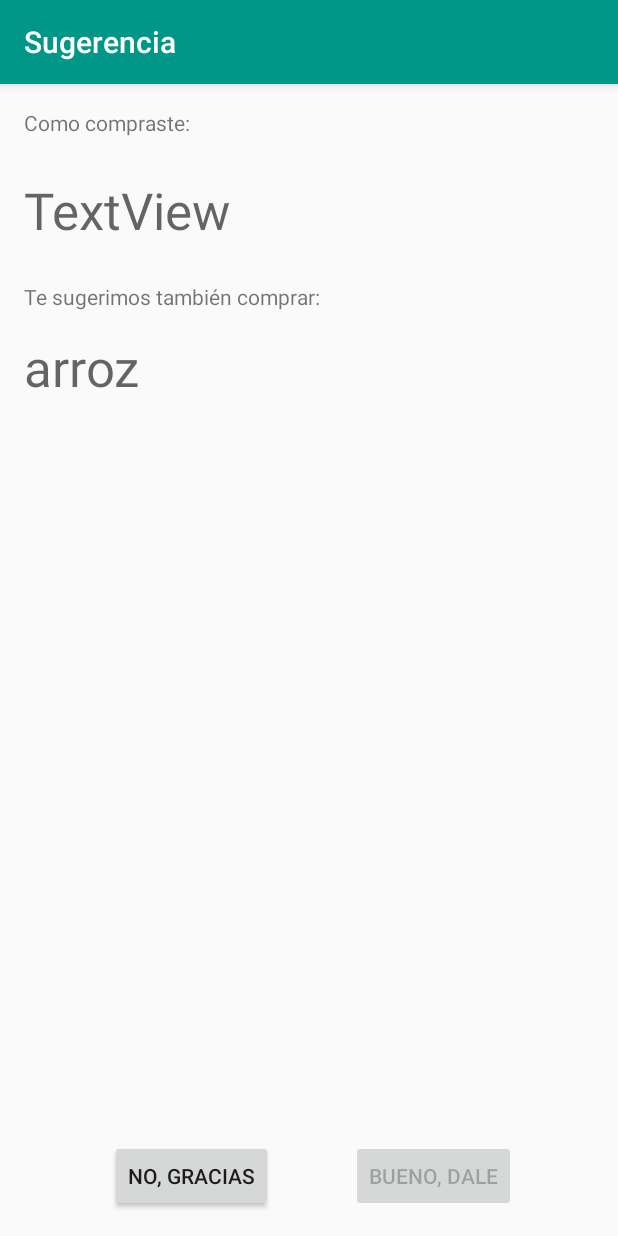
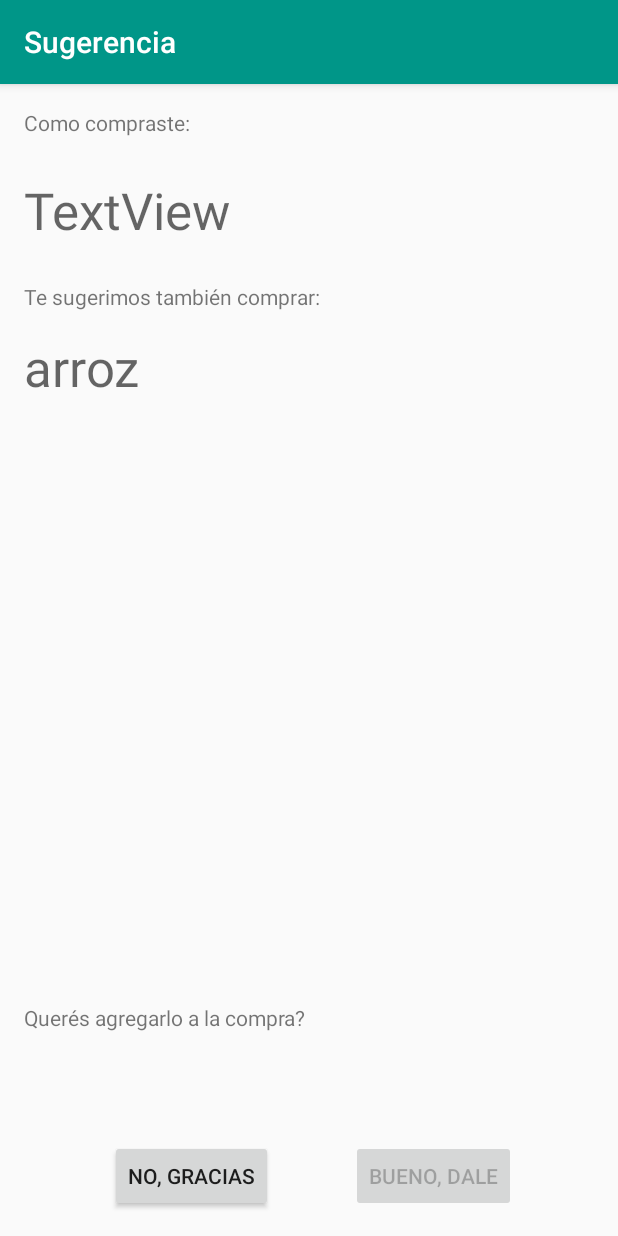
Before and after one commit to fercazzari/app2, an Android app: the SugerenciaActivity screen opened directly, with no data from a screen before it, after a tap on "NO, GRACIAS", on a phone screen of 412 x 824 dp. Run offline under Robolectric (Android 15) with nearby library versions, the phone set to English and light mode, and no system bars; 2 statements that could not run were skipped.

Commit message:
Sin sugerencias for now

```diff
--- a/app/src/main/java/pp2/app2/activities/SugerenciaActivity.java
+++ b/app/src/main/java/pp2/app2/activities/SugerenciaActivity.java
@@ -49,8 +49,6 @@ public class SugerenciaActivity extends AppCompatActivity {
             @Override
             public void onClick(View v) {
 
-                CompraController.confirmarCompra(getApplicationContext(), new SolicitudDeCompra());
-
             }
         });
 
--- a/app/src/main/java/pp2/app2/controlador/CompraController.java
+++ b/app/src/main/java/pp2/app2/controlador/CompraController.java
@@ -58,10 +58,6 @@ public class CompraController {
         mostrarProximaVista(context, solicitud, map.obtenerProximaPantalla(solicitud));
     }
 
-    public static void mostrarSugerencia (Context context, SolicitudDeCompra solicitud) {
-        mostrarProximaVista(context, solicitud, map.obtenerProximaPantalla(solicitud));
-    }
-
     private static void mostrarProximaVista(Context contexto, SolicitudDeCompra solicitud, String proximaVista)
     {
         if(contexto != null)    //Para los test.
--- a/app/src/main/java/pp2/app2/controlador/MapProximaPantalla.java
+++ b/app/src/main/java/pp2/app2/controlador/MapProximaPantalla.java
@@ -16,9 +16,9 @@ public class MapProximaPantalla {
             return "vistaCompra";
         }
 
-        if (solicitud.getEstado() == Estado.LISTA) {
+        /* if (solicitud.getEstado() == Estado.LISTA) {
             return "vistaSugerencia";
-        }
+        } */
 
         if (solicitud.getEstado() == Estado.FINALIZADA) {
             return "vistaCompraFinalizada";
--- a/app/src/main/java/pp2/app2/controlador/comandos/CommandComprar.java
+++ b/app/src/main/java/pp2/app2/controlador/comandos/CommandComprar.java
@@ -19,7 +19,7 @@ public class CommandComprar {
     public SolicitudDeCompra administrar (SolicitudDeCompra solicitudDeCompra)  {
 
         this.solicitudDeCompra = solicitudDeCompra;
-        this.solicitudDeCompra.confirmar();
+        this.solicitudDeCompra.finalizar();
         return this.solicitudDeCompra;
 
     }
--- a/app/src/main/res/layout/activity_sugerencia.xml
+++ b/app/src/main/res/layout/activity_sugerencia.xml
@@ -81,4 +81,16 @@
         android:layout_marginTop="25dp"
         android:text="TextView" />
 
+    <TextView
+        android:id="@+id/txt_comprar"
+        android:layout_width="wrap_content"
+        android:layout_height="wrap_content"
+        android:layout_above="@+id/button_omitir"
+        android:layout_alignParentEnd="true"
+        android:layout_alignParentLeft="true"
+        android:layout_alignParentRight="true"
+        android:layout_alignParentStart="true"
+        android:layout_marginBottom="72dp"
+        android:text="Querés agregarlo a la compra?" />
+
 </RelativeLayout>
```
Also changed, not shown: app/src/main/res/layout/activity_compra.xml (+2 -14 lines).
